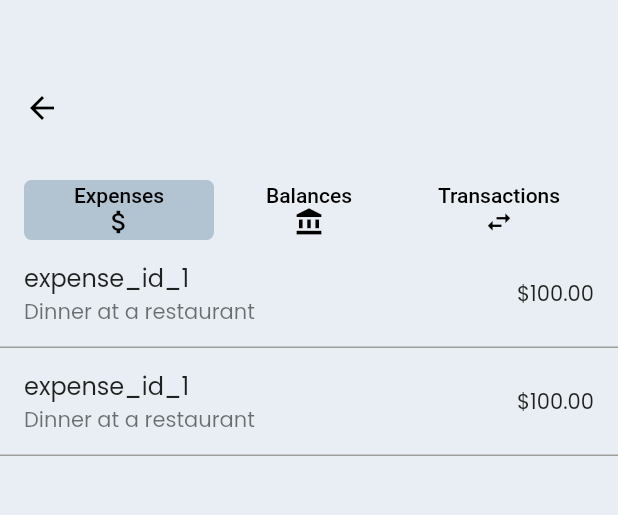
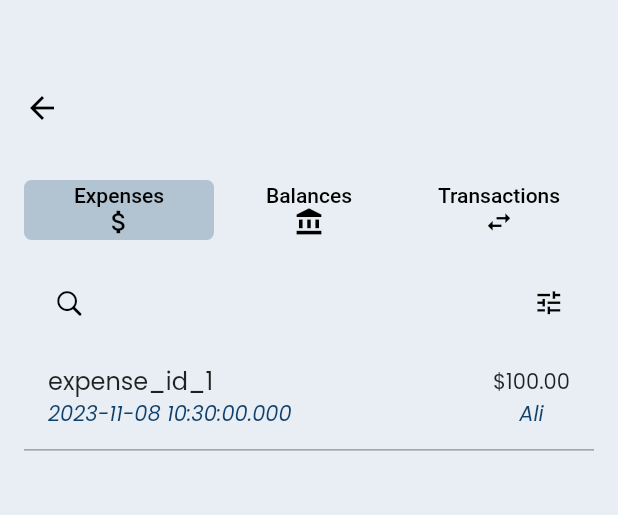
Before and after one commit to imranovvv/KONGSI, a Flutter app: the GroupDetailPage screen opened directly with empty values, on a phone screen of 412 x 824 dp, the part 84-599 px from its top. Run offline on Flutter 3.47's test engine with Material 2 defaults, Android fonts, the phone set to English and light mode, and no system bars; our stand-ins replace cloud_firestore, dropdown_search, firebase_auth, firebase_core, flutter_speed_dial, google_fonts; accounts and stored records are empty; generated files the repository leaves out were written again.

Commit message:
Added search and filter to expenses.dart

```diff
--- a/lib/screens/groupdetails/expenses.dart
+++ b/lib/screens/groupdetails/expenses.dart
@@ -1,3 +1,4 @@
+import 'package:flutter/cupertino.dart';
 import 'package:flutter/material.dart';
 
 class Expenses extends StatefulWidget {
@@ -11,51 +12,110 @@ class _Expenses extends State<Expenses> {
   List<Expense> expenses = [
     Expense(
       id: 'expense_id_1',
-      description: "Dinner at a restaurant",
+      date: DateTime.now(),
       amount: 100.00,
-      payer: 'user_id_1',
+      payer: 'Ali',
       group: 'group_id_1',
       splitType: "equal",
     ),
-    Expense(
-      id: 'expense_id_1',
-      description: "Dinner at a restaurant",
-      amount: 100.00,
-      payer: 'user_id_1',
-      group: 'group_id_1',
-      splitType: "equal",
-    ),
-    // Add more expenses as needed
   ];
+
+  bool isSearching = false; // Track the visibility of the search field
+  TextEditingController searchController = TextEditingController();
+
   @override
   Widget build(BuildContext context) {
-    return ListView.builder(
+    return Padding(
+      padding: const EdgeInsets.all(16.0),
+      child: Column(
+        children: [
+          if (isSearching)
+            CupertinoSearchTextField(
+              controller: searchController,
+              onChanged: (value) {},
+              onSubmitted: (value) {
+                setState(() {
+                  isSearching = false;
+                });
+              },
+            )
+          else
+            Row(
+              mainAxisAlignment: MainAxisAlignment.spaceBetween,
+              children: [
+                CupertinoButton(
+                  child: const Icon(
+                    CupertinoIcons.search,
+                    color: Colors.black, // Set the color to black
+                  ),
+                  onPressed: () {
+                    setState(() {
+                      isSearching = true;
+                    });
+                  },
+                ),
+                CupertinoButton(
+                  child: const Icon(
+                    Icons.tune,
+                    color: Colors.black, // Set the color to black
+                  ),
+                  onPressed: () {
+                    setState(() {
+                      isSearching = true;
+                    });
+                  },
+                ),
+              ],
+            ),
+          Expanded(
+            child: ListView.builder(
               itemCount: expenses.length,
               itemBuilder: (context, index) {
                 final expense = expenses[index];
                 return Column(
-          children: <Widget>[
+                  children: [
                     ListTile(
                       title: Text(expense.id),
-              subtitle: Text(expense.description),
-              trailing: Text('\$${expense.amount.toStringAsFixed(2)}'),
+                      subtitle: Text(
+                        expense.date.toString(),
+                        style: const TextStyle(
+                            fontStyle: FontStyle.italic,
+                            color: Color(0xFF10416D)),
+                      ),
+                      trailing: Padding(
+                        padding: const EdgeInsets.only(top: 8.0),
+                        child: Column(
+                          children: [
+                            Text('\$${expense.amount.toStringAsFixed(2)}'),
+                            Text(
+                              expense.payer,
+                              style: const TextStyle(
+                                  fontStyle: FontStyle.italic,
+                                  color: Color(0xFF10416D)),
+                            ),
+                          ],
+                        ),
+                      ),
                     ),
                     const Divider(
-              color: Colors.grey, // You can customize the color
-              thickness: 1.0, // You can adjust the thickness
-              height:
-                  0.0, // You can control the space above and below the divider
+                      color: Colors.grey,
+                      thickness: 1.0,
+                      height: 0.0,
                     ),
                   ],
                 );
               },
+            ),
+          ),
+        ],
+      ),
     );
   }
 }
 
 class Expense {
   final String id;
-  final String description;
+  final DateTime date;
   final double amount;
   final String payer;
   final String group;
@@ -63,7 +123,7 @@ class Expense {
 
   Expense({
     required this.id,
-    required this.description,
+    required this.date,
     required this.amount,
     required this.payer,
     required this.group,
--- a/lib/screens/home.dart
+++ b/lib/screens/home.dart
@@ -145,6 +145,7 @@ class _HomeState extends State<Home> {
                   child: Padding(
                     padding: const EdgeInsets.all(16.0),
                     child: CupertinoScrollbar(
+                      thumbVisibility: true,
                       child: ListView.builder(
                         scrollDirection: Axis.vertical,
                         shrinkWrap: true,
@@ -221,9 +222,7 @@ Stream<List<String>> getUserGroupsStream() async* {
             .get();
         if (groupDocument.exists) {
           groupNames.add(groupDocument.data()?['groupname'] ?? 'Unnamed Group');
-        } else {
-          groupNames.add('Group Not Found');
-        }
+        } else {}
       }
       return groupNames;
     });
```
Lines whose indentation alone changed are shown as unchanged.
